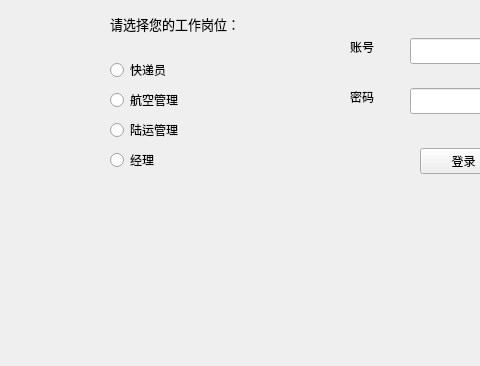
ThinnyPaper/NKU-Database-Project, file choose.ui: the form before one commit; both pictures show x 0 to 480 and y 102 to 468 of the 656 by 468 pixel window.
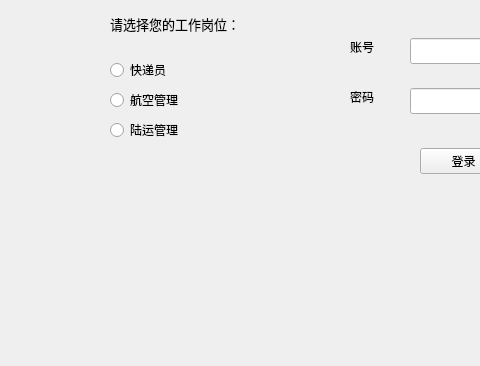
The form after the commit.

The edit to the form file:
```diff
--- a/choose.ui
+++ b/choose.ui
@@ -83,19 +83,6 @@
     <string>陆运管理</string>
    </property>
   </widget>
-  <widget class="QRadioButton" name="radioButton_4">
-   <property name="geometry">
-    <rect>
-     <x>110</x>
-     <y>250</y>
-     <width>112</width>
-     <height>24</height>
-    </rect>
-   </property>
-   <property name="text">
-    <string>经理</string>
-   </property>
-  </widget>
   <widget class="QLineEdit" name="lineEdit">
    <property name="geometry">
     <rect>
```
